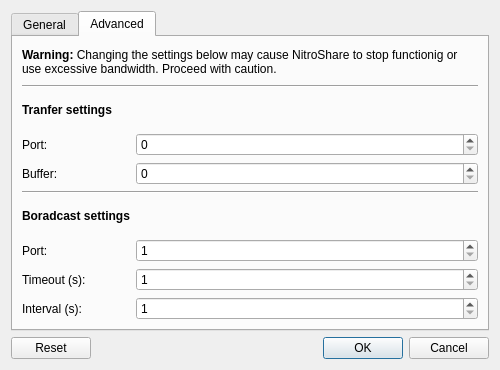
This is src/application/settingsdialog.ui in nitroshare/nitroshare-desktop as Qt 5 draws it before an edit. The edited form follows.
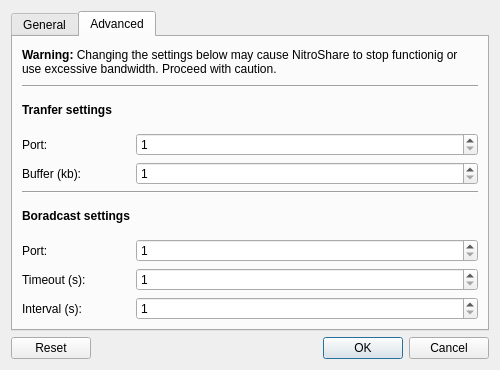
This is the edited form. The open tabs and pages were chosen to show the change.

Diff of the .ui file:
```diff
--- a/src/application/settingsdialog.ui
+++ b/src/application/settingsdialog.ui
@@ -170,12 +170,21 @@
            <verstretch>0</verstretch>
           </sizepolicy>
          </property>
+         <property name="minimum">
+          <number>1</number>
+         </property>
+         <property name="maximum">
+          <number>65535</number>
+         </property>
+         <property name="value">
+          <number>1</number>
+         </property>
         </widget>
        </item>
        <item row="4" column="0">
         <widget class="QLabel" name="label_13">
          <property name="text">
-          <string>Buffer:</string>
+          <string>Buffer (kb):</string>
          </property>
         </widget>
        </item>
@@ -187,6 +196,12 @@
            <verstretch>0</verstretch>
           </sizepolicy>
          </property>
+         <property name="minimum">
+          <number>1</number>
+         </property>
+         <property name="maximum">
+          <number>1024</number>
+         </property>
         </widget>
        </item>
        <item row="5" column="0" colspan="3">
```
Left out of the diff: 96 changed lines with no effect on the pictures.
